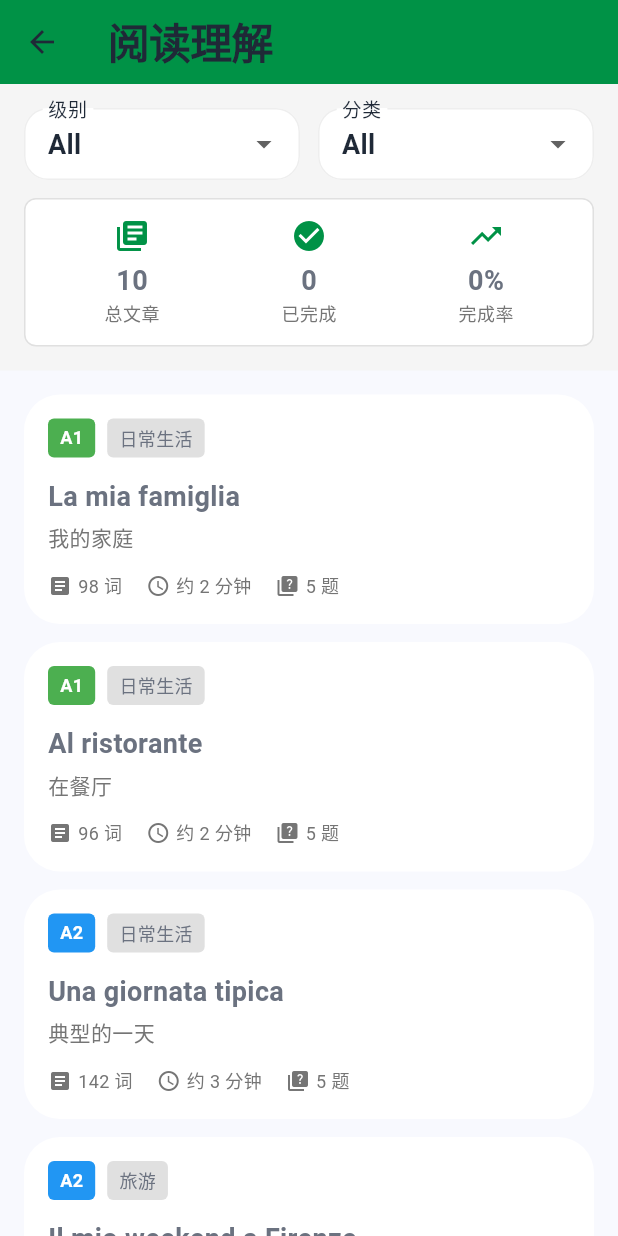
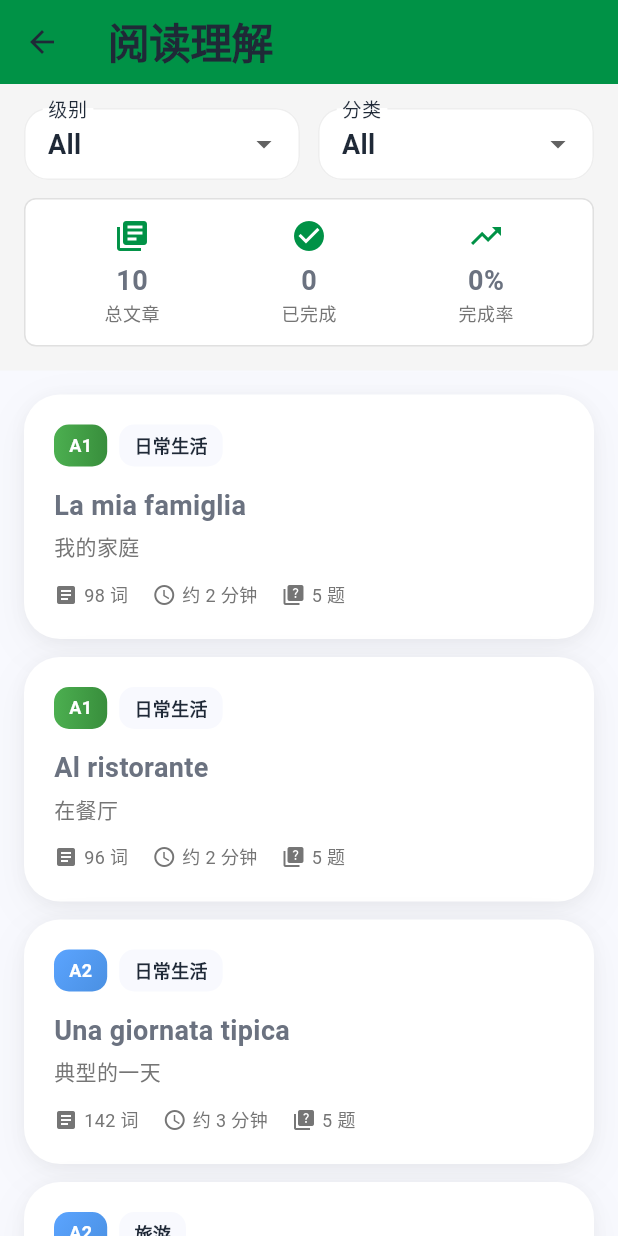
Before and after one commit to zhy844694805/Italiano, a Flutter app: the ReadingListScreen screen opened directly, on a phone screen of 412 x 824 dp. Run offline on Flutter 3.47's test engine with Material 3 defaults, Android fonts, the phone set to English and light mode, and no system bars; our stand-ins replace audioplayers, confetti, dio, fl_chart, flutter_riverpod, go_router and 3 more; accounts and stored records are empty.

Commit message:
feat: 优化阅读列表页面UI
应用现代化渐变卡片设计

**阅读列表 (reading_list_screen.dart)**:
- Card → FloatingCard
- 等级标签添加渐变背景（A1/A2）
- LinearProgressIndicator → GradientProgressBar
- 准确率进度条根据分数显示不同颜色（绿/橙/红）
- 删除未使用的 _getLevelColor 方法

🎨 Generated with [Claude Code](https://claude.com/claude-code)

Co-Authored-By: Claude <noreply@anthropic.com>

```diff
--- a/lib/features/reading/reading_list_screen.dart
+++ b/lib/features/reading/reading_list_screen.dart
@@ -2,6 +2,8 @@ import 'package:flutter/material.dart';
 import 'package:flutter_riverpod/flutter_riverpod.dart';
 import '../../shared/models/reading.dart';
 import '../../shared/providers/reading_provider.dart';
+import '../../core/theme/modern_theme.dart';
+import '../../shared/widgets/gradient_card.dart';
 import 'reading_detail_screen.dart';
 
 class ReadingListScreen extends ConsumerStatefulWidget {
@@ -175,9 +177,9 @@ class _ReadingListScreenState extends ConsumerState<ReadingListScreen> {
     final isCompleted = progress != null;
     final accuracy = progress?.accuracy ?? 0.0;
 
-    return Card(
-      margin: const EdgeInsets.only(bottom: 12),
-      child: InkWell(
+    return Padding(
+      padding: const EdgeInsets.only(bottom: 12),
+      child: FloatingCard(
         onTap: () {
           Navigator.push(
             context,
@@ -186,19 +188,19 @@ class _ReadingListScreenState extends ConsumerState<ReadingListScreen> {
             ),
           );
         },
-        child: Padding(
-          padding: const EdgeInsets.all(16),
-          child: Column(
+        child: Column(
             crossAxisAlignment: CrossAxisAlignment.start,
             children: [
               Row(
                 children: [
-                  // 级别标签
+                  // 级别标签（渐变）
                   Container(
-                    padding: const EdgeInsets.symmetric(horizontal: 8, vertical: 4),
+                    padding: const EdgeInsets.symmetric(horizontal: 10, vertical: 5),
                     decoration: BoxDecoration(
-                      color: _getLevelColor(passage.level),
-                      borderRadius: BorderRadius.circular(4),
+                      gradient: passage.level == 'A1'
+                        ? const LinearGradient(colors: [Color(0xFF4CAF50), Color(0xFF388E3C)])
+                        : ModernTheme.secondaryGradient,
+                      borderRadius: BorderRadius.circular(10),
                     ),
                     child: Text(
                       passage.level,
@@ -208,14 +210,14 @@ class _ReadingListScreenState extends ConsumerState<ReadingListScreen> {
                   const SizedBox(width: 8),
                   // 分类标签
                   Container(
-                    padding: const EdgeInsets.symmetric(horizontal: 8, vertical: 4),
+                    padding: const EdgeInsets.symmetric(horizontal: 10, vertical: 5),
                     decoration: BoxDecoration(
-                      color: Colors.grey[300],
-                      borderRadius: BorderRadius.circular(4),
+                      color: ModernTheme.backgroundColor,
+                      borderRadius: BorderRadius.circular(10),
                     ),
                     child: Text(
                       passage.category,
-                      style: const TextStyle(fontSize: 12),
+                      style: TextStyle(fontSize: 12, fontWeight: FontWeight.w600, color: ModernTheme.textDark),
                     ),
                   ),
                   const Spacer(),
@@ -258,25 +260,26 @@ class _ReadingListScreenState extends ConsumerState<ReadingListScreen> {
                 Row(
                   children: [
                     Expanded(
-                      child: LinearProgressIndicator(
-                        value: accuracy,
-                        backgroundColor: Colors.grey[300],
-                        valueColor: AlwaysStoppedAnimation<Color>(
-                          accuracy >= 0.8 ? Colors.green : (accuracy >= 0.6 ? Colors.orange : Colors.red),
-                        ),
+                      child: GradientProgressBar(
+                        progress: accuracy,
+                        height: 8,
+                        gradient: accuracy >= 0.8
+                          ? const LinearGradient(colors: [Color(0xFF4CAF50), Color(0xFF388E3C)])
+                          : accuracy >= 0.6
+                            ? ModernTheme.accentGradient
+                            : ModernTheme.redGradient,
                       ),
                     ),
                     const SizedBox(width: 12),
                     Text(
                       '${(accuracy * 100).toStringAsFixed(0)}%',
-                      style: const TextStyle(fontWeight: FontWeight.bold),
+                      style: TextStyle(fontWeight: FontWeight.bold, color: ModernTheme.primaryColor),
                     ),
                   ],
                 ),
               ],
             ],
           ),
-        ),
       ),
     );
   }
```
